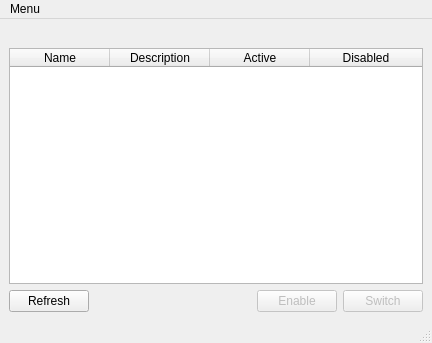
Old version of the form sources/gui/src/netctlautowindow.ui in the repository arcan1s/netctl-gui.
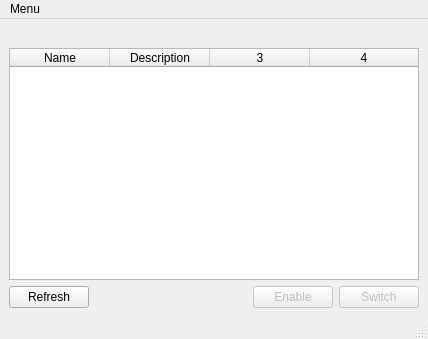
New version of the form. Icons and pictures are not drawn.

Diff of the .ui file:
```diff
--- a/sources/gui/src/netctlautowindow.ui
+++ b/sources/gui/src/netctlautowindow.ui
@@ -6,8 +6,8 @@
    <rect>
     <x>0</x>
     <y>0</y>
-    <width>432</width>
-    <height>343</height>
+    <width>428</width>
+    <height>339</height>
    </rect>
   </property>
   <property name="windowTitle">
@@ -42,6 +42,9 @@
       <property name="sortingEnabled">
        <bool>true</bool>
       </property>
+      <property name="columnCount">
+       <number>4</number>
+      </property>
       <attribute name="horizontalHeaderStretchLastSection">
        <bool>true</bool>
       </attribute>
@@ -58,16 +61,8 @@
         <string>Description</string>
        </property>
       </column>
-      <column>
-       <property name="text">
-        <string>Active</string>
-       </property>
-      </column>
-      <column>
-       <property name="text">
-        <string>Disabled</string>
-       </property>
-      </column>
+      <column/>
+      <column/>
      </widget>
     </item>
     <item>
@@ -131,7 +126,7 @@
     <rect>
      <x>0</x>
      <y>0</y>
-     <width>432</width>
+     <width>428</width>
      <height>22</height>
     </rect>
    </property>
```
Left out of the diff: 7 changed lines with no effect on the pictures.
